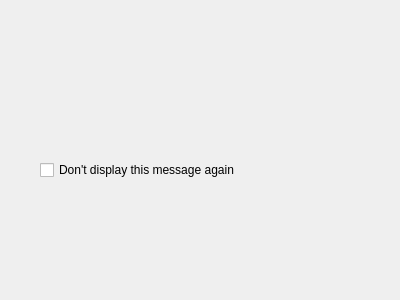
Before: the Qt Designer form ui/winvistadownloadsmsg.ui in ckorn/xvst, drawn with Qt 5.
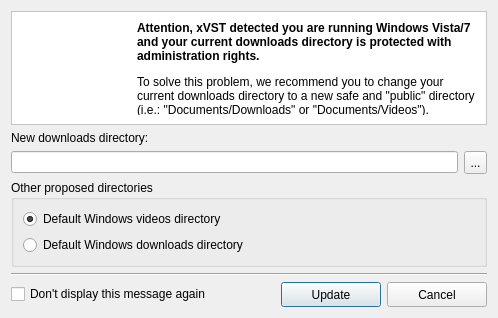
After: the same form once the commit is applied. Icons and pictures are not drawn.

Commit message: - Implemented the "Downloads directory migration"

```diff
--- a/ui/winvistadownloadsmsg.ui
+++ b/ui/winvistadownloadsmsg.ui
@@ -6,26 +6,233 @@
    <rect>
     <x>0</x>
     <y>0</y>
-    <width>400</width>
-    <height>300</height>
+    <width>498</width>
+    <height>314</height>
    </rect>
   </property>
   <property name="windowTitle">
    <string>Dialog</string>
   </property>
-  <widget class="QCheckBox" name="chbDontDisplay">
-   <property name="geometry">
-    <rect>
-     <x>40</x>
-     <y>160</y>
-     <width>233</width>
-     <height>20</height>
-    </rect>
-   </property>
-   <property name="text">
-    <string>Don't display this message again</string>
-   </property>
-  </widget>
+  <layout class="QGridLayout" name="gridLayout_2">
+   <item row="0" column="0">
+    <widget class="QFrame" name="frame">
+     <property name="minimumSize">
+      <size>
+       <width>0</width>
+       <height>114</height>
+      </size>
+     </property>
+     <property name="styleSheet">
+      <string notr="true">QFrame{background: white;} </string>
+     </property>
+     <property name="frameShape">
+      <enum>QFrame::StyledPanel</enum>
+     </property>
+     <property name="frameShadow">
+      <enum>QFrame::Plain</enum>
+     </property>
+     <layout class="QGridLayout" name="gridLayout_3">
+      <item row="0" column="0">
+       <widget class="QLabel" name="imgVista">
+        <property name="maximumSize">
+         <size>
+          <width>110</width>
+          <height>16777215</height>
+         </size>
+        </property>
+        <property name="text">
+         <string/>
+        </property>
+        <property name="pixmap">
+         <pixmap resource="../resources/resources.qrc">:/winvistamsg/images/windows_security.png</pixmap>
+        </property>
+        <property name="alignment">
+         <set>Qt::AlignCenter</set>
+        </property>
+       </widget>
+      </item>
+      <item row="0" column="1">
+       <widget class="QLabel" name="lblTitle">
+        <property name="text">
+         <string>&lt;p&gt;&lt;b&gt;Attention, xVST detected you are running Windows Vista/7 and your current downloads directory  is protected with administration rights.&lt;/b&gt;&lt;/p&gt;&lt;p&gt;To solve this problem, we recommend you to change your current downloads directory to a new safe and &quot;public&quot; directory (i.e.: &quot;Documents/Downloads&quot; or &quot;Documents/Videos&quot;).&lt;/p&gt;</string>
+        </property>
+        <property name="wordWrap">
+         <bool>true</bool>
+        </property>
+       </widget>
+      </item>
+     </layout>
+    </widget>
+   </item>
+   <item row="1" column="0">
+    <widget class="QLabel" name="label">
+     <property name="text">
+      <string>New downloads directory:</string>
+     </property>
+    </widget>
+   </item>
+   <item row="2" column="0">
+    <layout class="QHBoxLayout" name="horizontalLayout_2">
+     <item>
+      <widget class="QLineEdit" name="edtDirectory">
+       <property name="statusTip">
+        <string>New downloads directory</string>
+       </property>
+       <property name="accessibleName">
+        <string>Downloads directory edit</string>
+       </property>
+       <property name="accessibleDescription">
+        <string>Downloads directory edit</string>
+       </property>
+      </widget>
+     </item>
+     <item>
+      <widget class="QToolButton" name="spbSelectDownloadDir">
+       <property name="minimumSize">
+        <size>
+         <width>23</width>
+         <height>23</height>
+        </size>
+       </property>
+       <property name="maximumSize">
+        <size>
+         <width>23</width>
+         <height>23</height>
+        </size>
+       </property>
+       <property name="toolTip">
+        <string>Select the downloads directory</string>
+       </property>
+       <property name="statusTip">
+        <string>Select the downloads directory</string>
+       </property>
+       <property name="accessibleName">
+        <string>Select downloads directory</string>
+       </property>
+       <property name="accessibleDescription">
+        <string>Open the Select directory dialog for select the downloads directory</string>
+       </property>
+       <property name="text">
+        <string notr="true">...</string>
+       </property>
+      </widget>
+     </item>
+    </layout>
+   </item>
+   <item row="3" column="0">
+    <widget class="QGroupBox" name="groupBox">
+     <property name="title">
+      <string>Other proposed directories</string>
+     </property>
+     <layout class="QGridLayout" name="gridLayout">
+      <item row="0" column="0">
+       <widget class="QRadioButton" name="rdBtnVideosDir">
+        <property name="statusTip">
+         <string>Set the &quot;Videos&quot; directory as new downloads directory</string>
+        </property>
+        <property name="accessibleName">
+         <string>Select videos directory button</string>
+        </property>
+        <property name="accessibleDescription">
+         <string>Select videos directory button</string>
+        </property>
+        <property name="text">
+         <string>Default Windows videos directory</string>
+        </property>
+        <property name="checked">
+         <bool>true</bool>
+        </property>
+       </widget>
+      </item>
+      <item row="1" column="0">
+       <widget class="QRadioButton" name="rdBtnDownloadsDir">
+        <property name="statusTip">
+         <string>Set the &quot;Downloads&quot; directory as new downloads directory</string>
+        </property>
+        <property name="accessibleName">
+         <string>Select downloads directory button</string>
+        </property>
+        <property name="accessibleDescription">
+         <string>Select downloads directory button</string>
+        </property>
+        <property name="text">
+         <string>Default Windows downloads directory</string>
+        </property>
+       </widget>
+      </item>
+     </layout>
+    </widget>
+   </item>
+   <item row="4" column="0">
+    <widget class="Line" name="line">
+     <property name="orientation">
+      <enum>Qt::Horizontal</enum>
+     </property>
+    </widget>
+   </item>
+   <item row="5" column="0">
+    <layout class="QHBoxLayout" name="horizontalLayout">
+     <item>
+      <widget class="QCheckBox" name="chbDontDisplay">
+       <property name="statusTip">
+        <string>Checking this option the xVST will not advertise again about this problem</string>
+       </property>
+       <property name="text">
+        <string>Don't display this message again</string>
+       </property>
+      </widget>
+     </item>
+     <item>
+      <spacer>
+       <property name="orientation">
+        <enum>Qt::Horizontal</enum>
+       </property>
+       <property name="sizeHint" stdset="0">
+        <size>
+         <width>73</width>
+         <height>22</height>
+        </size>
+       </property>
+      </spacer>
+     </item>
+     <item>
+      <widget class="QPushButton" name="btnSave">
+       <property name="minimumSize">
+        <size>
+         <width>100</width>
+         <height>25</height>
+        </size>
+       </property>
+       <property name="statusTip">
+        <string>Update the downloads directory and close this window</string>
+       </property>
+       <property name="text">
+        <string>Update</string>
+       </property>
+       <property name="default">
+        <bool>true</bool>
+       </property>
+      </widget>
+     </item>
+     <item>
+      <widget class="QPushButton" name="btnCancel">
+       <property name="minimumSize">
+        <size>
+         <width>100</width>
+         <height>25</height>
+        </size>
+       </property>
+       <property name="statusTip">
+        <string>Close this window without changes</string>
+       </property>
+       <property name="text">
+        <string>Cancel</string>
+       </property>
+      </widget>
+     </item>
+    </layout>
+   </item>
+  </layout>
  </widget>
  <resources/>
  <connections/>
```
Left out of the diff: 43 changed lines with no effect on the pictures. The commit also changes 4 other files.
